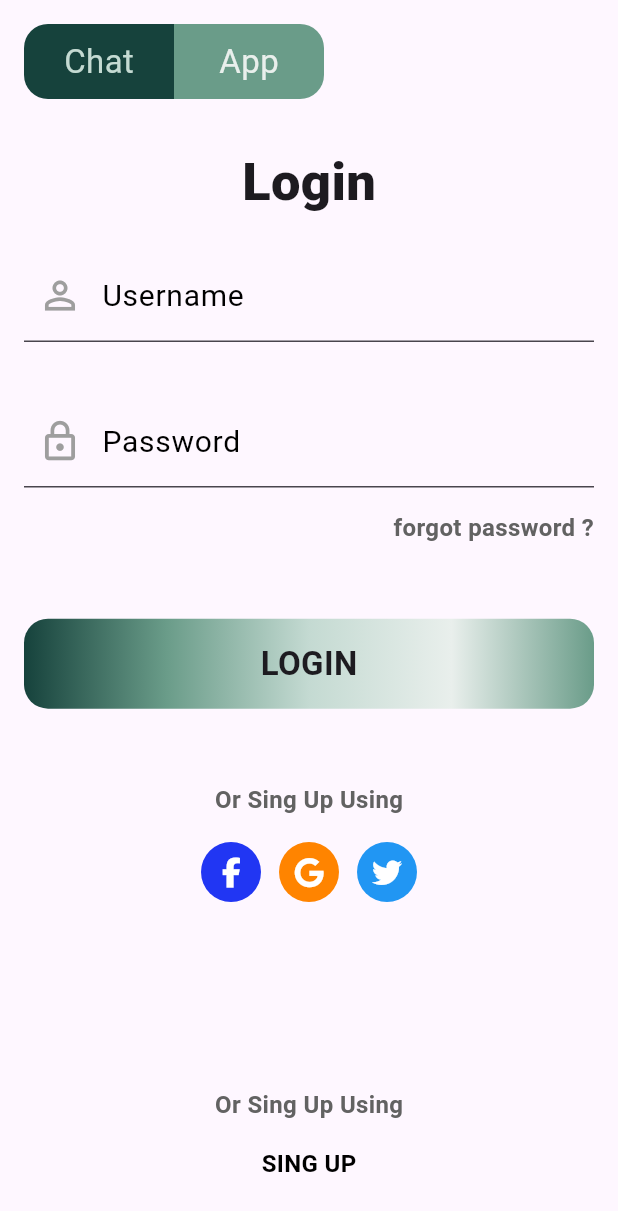
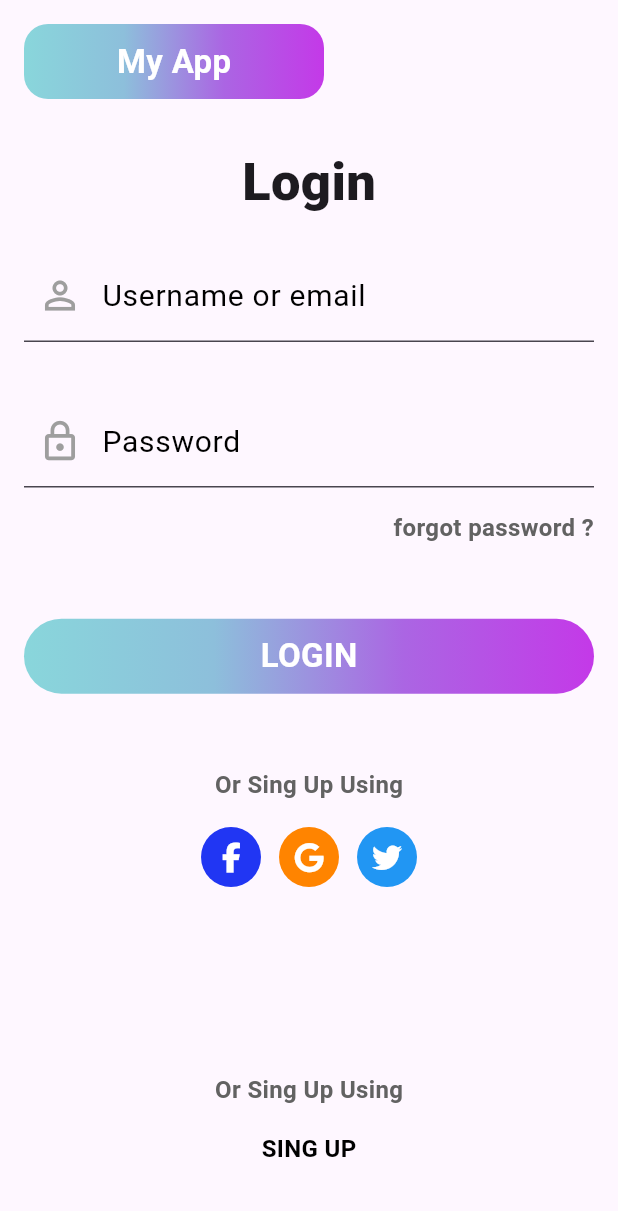
Before and after one commit to abdelbasir22/ibm_task, a Flutter app: the LoginView screen opened directly, on a phone screen of 412 x 824 dp. Shown: the top 1211 px of the screen. Run offline on Flutter 3.47's test engine with Material 3 defaults, Android fonts, the phone set to English and light mode, and no system bars; our stand-ins replace font_awesome_flutter, shared_preferences; accounts and stored records are empty.

```diff
--- a/lib/core/utils/app_colors.dart
+++ b/lib/core/utils/app_colors.dart
@@ -12,4 +12,10 @@ class AppColors {
   static const Color green = Color(0xFF6A9C89);
   static const Color liteGreen = Color(0xFFC4DAD2);
   static const Color lime = Color(0xFFE9EFEC);
+  static const Color lightBlueGray = Color(0xFF89D6DB);
+  static const Color blueGray = Color(0xFF8DBFDB);
+  static const Color litePurple = Color(0xFF959DDE);
+  static const Color purple = Color(0xFFAB65E3);
+  static const Color darkPurple = Color(0xFFC439E8);
+  static const Color darkBlueGray = Color(0xFF47578E);
 }
--- a/lib/features/auth/presentation/views/widget/app_logo.dart
+++ b/lib/features/auth/presentation/views/widget/app_logo.dart
@@ -9,41 +9,26 @@ class AppLogo extends StatelessWidget {
     return Row(
       children: [
         Container(
-          width: 100,
+          width: 200,
           height: 50,
-          decoration: const BoxDecoration(
-            borderRadius: BorderRadius.only(
-              topLeft: Radius.circular(16),
-              bottomLeft: Radius.circular(16),
+          decoration: BoxDecoration(
+            borderRadius: BorderRadius.circular(16),
+            gradient: const LinearGradient(
+              colors: [
+                AppColors.lightBlueGray,
+                AppColors.blueGray,
+                AppColors.purple,
+                AppColors.darkPurple,
+              ],
             ),
-            color: AppColors.darkGreen,
           ),
           child: const Center(
             child: Text(
-              'Chat',
+              'My App',
               style: TextStyle(
                 fontSize: 22,
-                color: AppColors.liteGreen,
-              ),
-            ),
-          ),
-        ),
-        Container(
-          width: 100,
-          height: 50,
-          decoration: const BoxDecoration(
-            borderRadius: BorderRadius.only(
-              topRight: Radius.circular(16),
-              bottomRight: Radius.circular(16),
-            ),
-            color: AppColors.green,
-          ),
-          child: const Center(
-            child: Text(
-              'App',
-              style: TextStyle(
-                fontSize: 22,
-                color: AppColors.lime,
+                fontWeight: FontWeight.w700,
+                color: AppColors.white,
               ),
             ),
           ),
--- a/lib/features/auth/presentation/views/widget/custom_button.dart
+++ b/lib/features/auth/presentation/views/widget/custom_button.dart
@@ -16,23 +16,25 @@ class CustomButton extends StatelessWidget {
       onTap: onTap,
       child: Container(
         width: double.infinity,
-        height: 60,
+        height: 50,
         decoration: BoxDecoration(
-          borderRadius: BorderRadius.circular(16),
+          borderRadius: BorderRadius.circular(32),
           gradient: const LinearGradient(
             colors: [
-              AppColors.darkGreen,
-              AppColors.green,
-              AppColors.liteGreen,
-              AppColors.lime,
-              AppColors.green,
+              AppColors.lightBlueGray,
+              AppColors.blueGray,
+              AppColors.purple,
+              AppColors.darkPurple,
             ],
           ),
         ),
         child: Center(
           child: Text(
             text,
-            style: const TextStyle(fontSize: 22, fontWeight: FontWeight.w700),
+            style: const TextStyle(
+                fontSize: 22,
+                fontWeight: FontWeight.w700,
+                color: AppColors.white),
           ),
         ),
       ),
--- a/lib/main.dart
+++ b/lib/main.dart
@@ -1,10 +1,18 @@
 import 'package:flutter/material.dart';
 import 'package:ibm_task/features/auth/presentation/manger/login_provider.dart';
 import 'package:ibm_task/features/auth/presentation/views/login_view.dart';
+import 'package:ibm_task/features/home/presentation/views/home_view.dart';
 import 'package:provider/provider.dart';
 
 void main() {
-  runApp(const MyApp());
+  runApp(
+    MultiProvider(
+      providers: [
+        ChangeNotifierProvider(create: (_) => AuthProvider()),
+      ],
+      child: const MyApp(),
+    ),
+  );
 }
 
 class MyApp extends StatelessWidget {
@@ -12,18 +20,23 @@ class MyApp extends StatelessWidget {
 
   @override
   Widget build(BuildContext context) {
-    return MultiProvider(
-      providers: [
-        ChangeNotifierProvider(create: (_) => AuthProvider()),
-      ],
-      child: MaterialApp(
+    return Consumer<AuthProvider>(builder: (context, authProvider, child) {
+      return MaterialApp(
         debugShowCheckedModeBanner: false,
         theme: ThemeData(
-          colorScheme: ColorScheme.fromSeed(seedColor: Colors.deepPurple),
           useMaterial3: true,
         ),
-        home: const LoginView(),
-      ),
-    );
+        home: FutureBuilder(
+          future: authProvider.checkLoginStatus(),
+          builder: (context, snapshot) {
+            if (authProvider.isLoggedIn) {
+              return const HomeView();
+            } else {
+              return const LoginView();
+            }
+          },
+        ),
+      );
+    });
   }
 }
--- a/pubspec.yaml
+++ b/pubspec.yaml
@@ -38,6 +38,7 @@ dependencies:
   font_awesome_flutter: ^10.7.0
   http: ^1.2.2
   provider: ^6.1.2
+  shared_preferences: ^2.3.2
 
 dev_dependencies:
   flutter_test:
```
Also changed, not shown: lib/features/auth/presentation/manger/login_provider.dart (+32 -3 lines), lib/features/auth/presentation/views/widget/login_view_body.dart (+19 -9 lines), lib/features/home/presentation/views/home_view.dart (+28 -7 lines), pubspec.lock, 1 other file.
